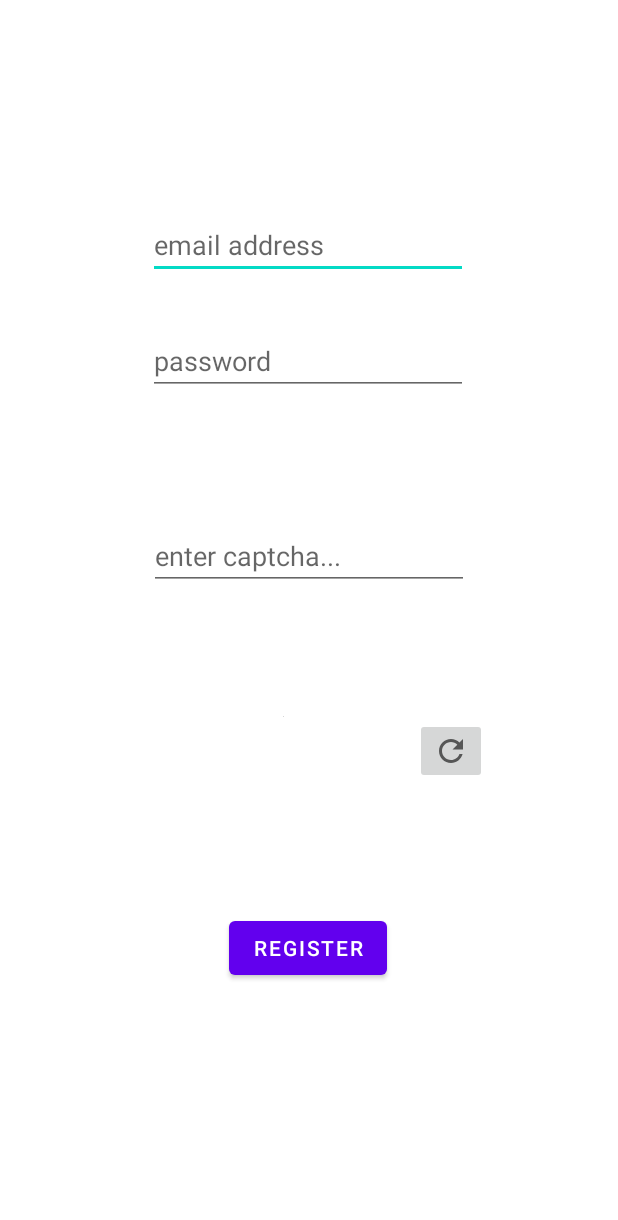
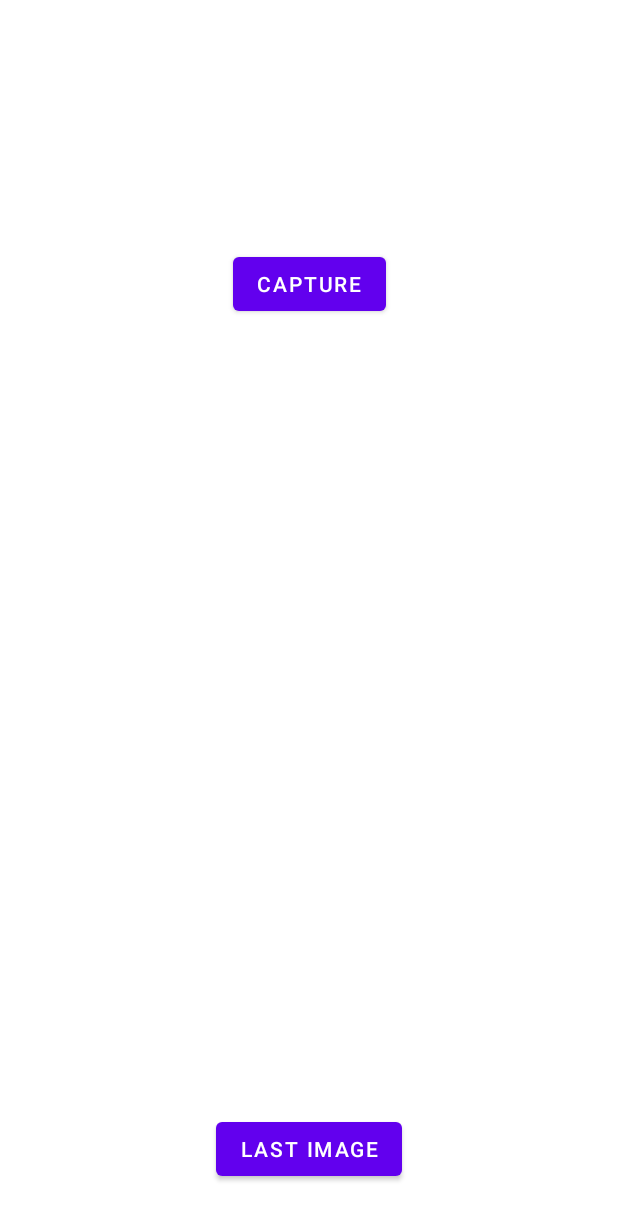
Before and after one commit to Yeshwanth-G/app_lab, an Android app: the layout activity_main.xml on its own in the app's theme, with its tools: preview values and no code run, on a phone screen of 412 x 824 dp. Shown: the top 1220 px of the screen. Run offline under Robolectric (Android 15) with nearby library versions, the phone set to English and light mode, and no system bars.

Commit message:
'camera'

```diff
--- a/app/src/main/res/layout/activity_main.xml
+++ b/app/src/main/res/layout/activity_main.xml
@@ -6,77 +6,34 @@
     android:layout_height="match_parent"
     tools:context=".MainActivity">
 
+    <FrameLayout
+        android:id="@+id/cameraview"
+        android:layout_width="409dp"
+        android:orientation="vertical"
+        android:layout_height="329dp"
+        android:layout_marginBottom="116dp"
+        app:layout_constraintBottom_toBottomOf="parent"
+        app:layout_constraintEnd_toEndOf="parent"
+        app:layout_constraintStart_toStartOf="parent"></FrameLayout>
 
     <Button
-        android:id="@+id/login"
+        android:id="@+id/capture"
         android:layout_width="wrap_content"
         android:layout_height="wrap_content"
-        android:layout_marginTop="608dp"
-        android:text="Register"
+        android:text="Capture"
+        app:layout_constraintBottom_toTopOf="@+id/cameraview"
         app:layout_constraintEnd_toEndOf="parent"
-        app:layout_constraintHorizontal_bias="0.498"
         app:layout_constraintStart_toStartOf="parent"
         app:layout_constraintTop_toTopOf="parent" />
 
-    <EditText
-        android:id="@+id/email"
+    <Button
+        android:id="@+id/li"
         android:layout_width="wrap_content"
         android:layout_height="wrap_content"
-        android:ems="10"
-        android:hint="email address"
-        android:inputType="textPersonName"
-        app:layout_constraintBottom_toTopOf="@+id/login"
-        app:layout_constraintEnd_toEndOf="parent"
-        app:layout_constraintHorizontal_bias="0.497"
-        app:layout_constraintStart_toStartOf="parent"
-        app:layout_constraintTop_toTopOf="parent"
-        app:layout_constraintVertical_bias="0.25" />
-
-    <EditText
-        android:id="@+id/password"
-        android:layout_width="wrap_content"
-        android:layout_height="wrap_content"
-        android:layout_marginTop="32dp"
-        android:ems="10"
-        android:hint="password"
-        android:inputType="textPassword"
-        app:layout_constraintEnd_toEndOf="parent"
-        app:layout_constraintHorizontal_bias="0.497"
-        app:layout_constraintStart_toStartOf="parent"
-        app:layout_constraintTop_toBottomOf="@+id/email" />
-
-    <EditText
-        android:layout_width="wrap_content"
-        android:layout_height="wrap_content"
-        android:id="@+id/captcha_inp"
-        android:hint="enter captcha..."
-        android:ems="10"
-        app:layout_constraintBottom_toTopOf="@+id/captcha_img"
+        android:text="Last Image"
+        app:layout_constraintBottom_toBottomOf="parent"
         app:layout_constraintEnd_toEndOf="parent"
         app:layout_constraintStart_toStartOf="parent"
-        app:layout_constraintTop_toBottomOf="@+id/password" />
-
-    <ImageView
-        android:id="@+id/captcha_img"
-        android:layout_width="wrap_content"
-        android:layout_height="wrap_content"
-        app:layout_constraintBottom_toTopOf="@+id/login"
-        app:layout_constraintEnd_toEndOf="parent"
-        app:layout_constraintHorizontal_bias="0.459"
-        app:layout_constraintStart_toStartOf="parent"
-        app:layout_constraintTop_toBottomOf="@+id/password"
-        app:layout_constraintVertical_bias="0.622"
-        tools:srcCompat="@tools:sample/avatars" />
-
-    <ImageButton
-        android:id="@+id/imageButton"
-        android:layout_width="wrap_content"
-        android:layout_height="wrap_content"
-        app:layout_constraintBottom_toTopOf="@+id/login"
-        app:layout_constraintEnd_toEndOf="parent"
-        app:layout_constraintStart_toEndOf="@+id/captcha_img"
-        app:layout_constraintTop_toBottomOf="@+id/captcha_inp"
-        app:srcCompat="@drawable/ic_baseline_refresh_24" />
-
+        app:layout_constraintTop_toBottomOf="@+id/cameraview" />
 
 </androidx.constraintlayout.widget.ConstraintLayout>
```
Also changed, not shown: app/src/main/AndroidManifest.xml (+11 -8 lines), app/src/main/java/com/example/camera/Lastimage.java (added, +32 -0 lines), app/src/main/java/com/example/camera/MainActivity.java (+100 -81 lines), app/src/main/res/layout/activity_lastimage.xml (added, +18 -0 lines).
